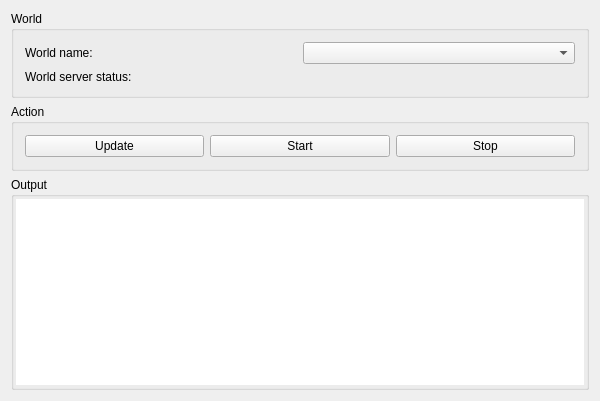
LBALab/lbanet, file Tools/ServerMaintenanceTool/servermaintenancetool.ui: the form before one commit.
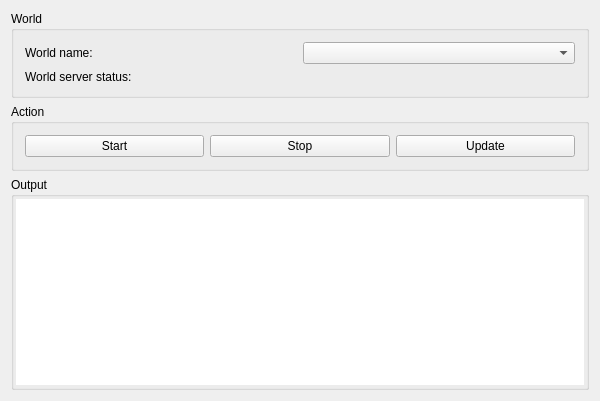
The form after the commit. Icons and pictures are not drawn.

Commit message: working version of maintenance tool

What changed in the file:
```diff
--- a/Tools/ServerMaintenanceTool/servermaintenancetool.ui
+++ b/Tools/ServerMaintenanceTool/servermaintenancetool.ui
@@ -58,13 +58,6 @@
        <string>Action</string>
       </property>
       <layout class="QHBoxLayout" name="horizontalLayout">
-       <item>
-        <widget class="QPushButton" name="b_Update">
-         <property name="text">
-          <string>Update</string>
-         </property>
-        </widget>
-       </item>
        <item>
         <widget class="QPushButton" name="b_Start">
          <property name="text">
@@ -79,6 +72,13 @@
          </property>
         </widget>
        </item>
+       <item>
+        <widget class="QPushButton" name="b_Update">
+         <property name="text">
+          <string>Update</string>
+         </property>
+        </widget>
+       </item>
       </layout>
      </widget>
     </item>
```
The commit also changes 1 other file.
